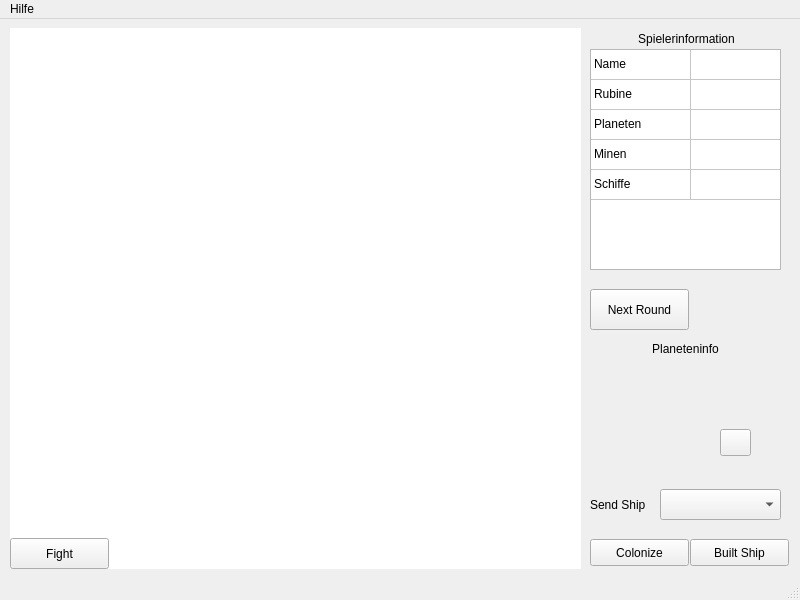
Qt form view2D/MainWindow2D.ui (tglane/asteroids) before a commit.
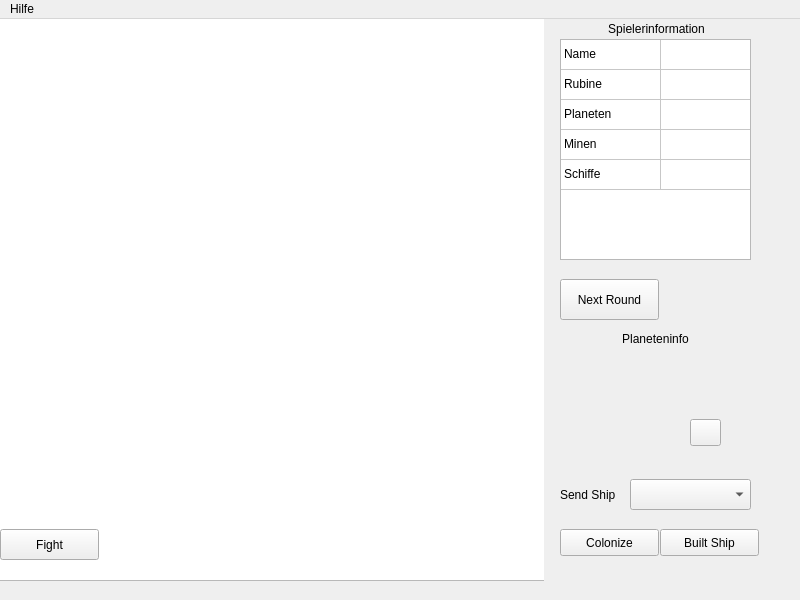
The same form after that commit.

Commit message: Added a Layout for rezising

```diff
--- a/view2D/MainWindow2D.ui
+++ b/view2D/MainWindow2D.ui
@@ -14,14 +14,62 @@
    <string>MainWindow</string>
   </property>
   <widget class="QWidget" name="centralwidget">
+   <property name="layoutDirection">
+    <enum>Qt::LeftToRight</enum>
+   </property>
+   <layout class="QGridLayout" name="gridLayout" rowstretch="0" columnstretch="0,0">
+    <property name="leftMargin">
+     <number>0</number>
+    </property>
+    <property name="topMargin">
+     <number>0</number>
+    </property>
+    <property name="rightMargin">
+     <number>0</number>
+    </property>
+    <property name="bottomMargin">
+     <number>0</number>
+    </property>
+    <item row="0" column="0">
+     <widget class="QWidget" name="MapWidget" native="true">
+      <widget class="QGraphicsView" name="Map">
+       <property name="geometry">
+        <rect>
+         <x>-15</x>
+         <y>-9</y>
+         <width>591</width>
+         <height>571</height>
+        </rect>
+       </property>
+      </widget>
+      <widget class="QPushButton" name="Fight">
+       <property name="geometry">
+        <rect>
+         <x>0</x>
+         <y>510</y>
+         <width>99</width>
+         <height>31</height>
+        </rect>
+       </property>
+       <property name="text">
+        <string>Fight</string>
+       </property>
+      </widget>
+     </widget>
+    </item>
+    <item row="0" column="1">
    <widget class="QWidget" name="ContextMenue" native="true">
-    <property name="geometry">
-     <rect>
-      <x>580</x>
-      <y>10</y>
-      <width>211</width>
-      <height>541</height>
-     </rect>
+      <property name="minimumSize">
+       <size>
+        <width>250</width>
+        <height>0</height>
+       </size>
+      </property>
+      <property name="maximumSize">
+       <size>
+        <width>250</width>
+        <height>16777215</height>
+       </size>
     </property>
     <widget class="QWidget" name="SpielerInfo" native="true">
      <property name="geometry">
@@ -143,7 +191,7 @@
        <x>0</x>
        <y>310</y>
        <width>211</width>
-       <height>231</height>
+         <height>251</height>
       </rect>
      </property>
      <widget class="QLabel" name="PlanetenInfoLabel">
@@ -307,39 +355,8 @@
      </property>
     </widget>
    </widget>
-   <widget class="QWidget" name="MapWidget" native="true">
-    <property name="geometry">
-     <rect>
-      <x>10</x>
-      <y>9</y>
-      <width>571</width>
-      <height>541</height>
-     </rect>
-    </property>
-    <widget class="QGraphicsView" name="Map">
-     <property name="geometry">
-      <rect>
-       <x>-15</x>
-       <y>-9</y>
-       <width>591</width>
-       <height>551</height>
-      </rect>
-     </property>
-    </widget>
-    <widget class="QPushButton" name="Fight">
-     <property name="geometry">
-      <rect>
-       <x>0</x>
-       <y>510</y>
-       <width>99</width>
-       <height>31</height>
-      </rect>
-     </property>
-     <property name="text">
-      <string>Fight</string>
-     </property>
-    </widget>
-   </widget>
+    </item>
+   </layout>
   </widget>
   <widget class="QMenuBar" name="menubar">
    <property name="geometry">
@@ -357,7 +374,6 @@
    </widget>
    <addaction name="menuHilfe"/>
   </widget>
-  <widget class="QStatusBar" name="statusbar"/>
  </widget>
  <resources/>
  <connections/>
```
Left out of the diff: 2 changed lines with no effect on the pictures. Lines whose indentation alone changed are shown as unchanged.
